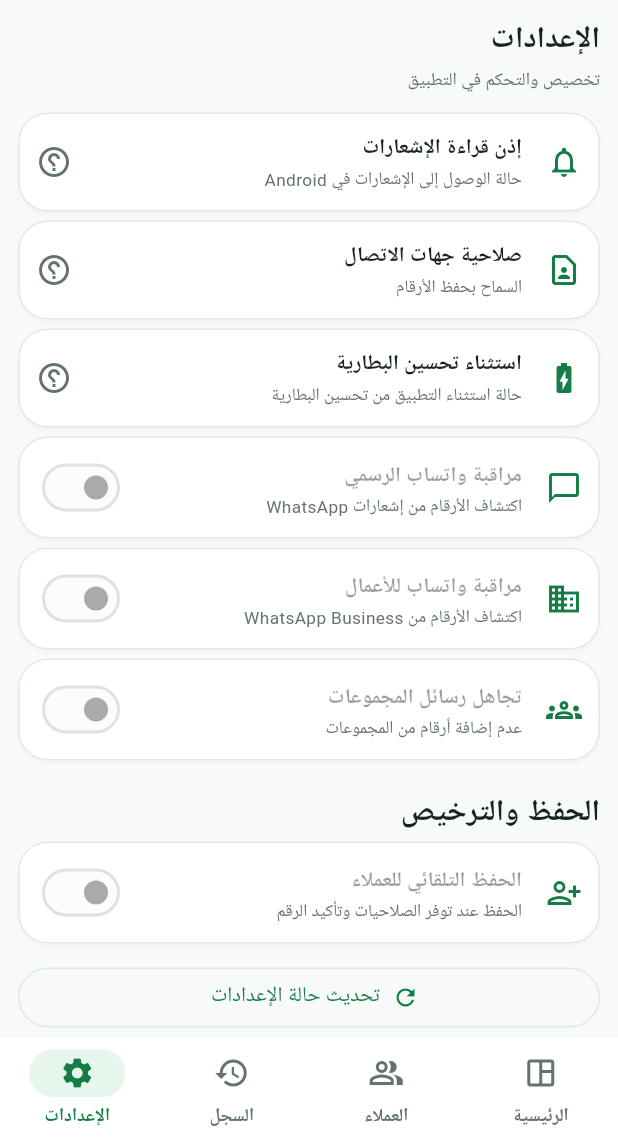
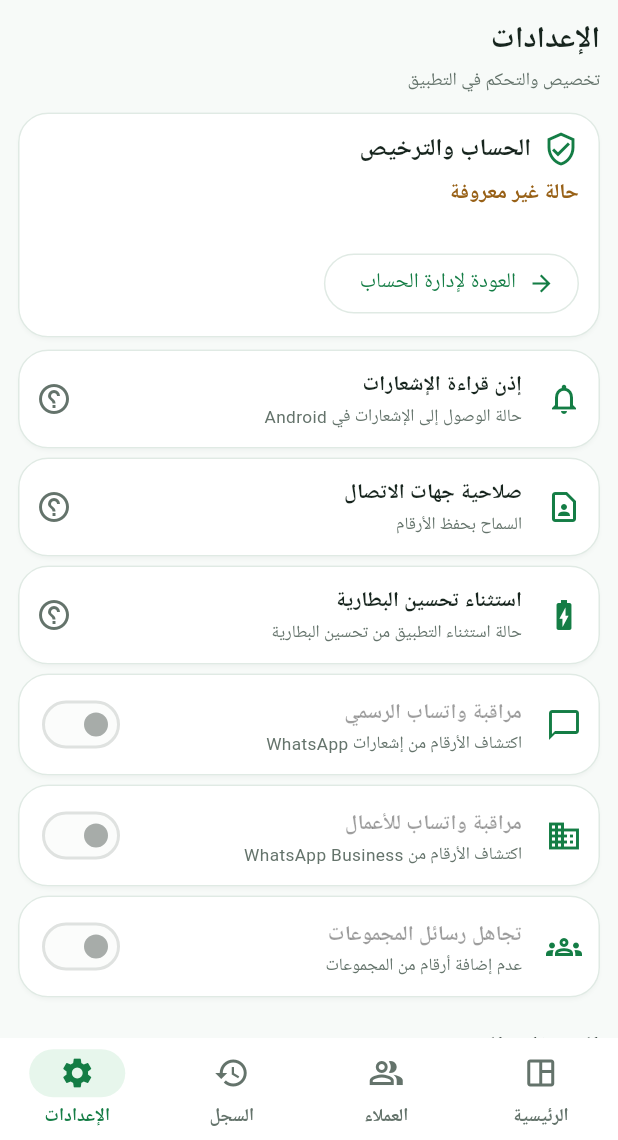
Before and after one commit to 775878805Osamaha/wa-lead-saver, a Flutter app: the screen it shows after launch, item 4 of the bottom bar chosen, on a phone screen of 412 x 824 dp, the part 96-1236 px from its top. Run offline on Flutter 3.47's test engine with Material 3 defaults, Android fonts, the phone set to English and light mode, and no system bars; Roboto replaces fonts that are missing (ThmanyahSans).

Commit message:
flutter: show real account/license status and safe return to native account management

```diff
--- a/flutter_ui/lib/src/screens/app_shell.dart
+++ b/flutter_ui/lib/src/screens/app_shell.dart
@@ -35,7 +35,7 @@ class _WaAppShellState extends State<WaAppShell> {
       ),
       LeadsPage(gateway: widget.gateway),
       HistoryPageView(gateway: widget.gateway),
-      SettingsPage(gateway: widget.gateway),
+      SettingsPage(gateway: widget.gateway, isPreview: widget.isPreview),
     ];
 
     return PopScope(
--- a/flutter_ui/lib/src/screens/settings_page.dart
+++ b/flutter_ui/lib/src/screens/settings_page.dart
@@ -4,8 +4,11 @@ import '../theme/wa_theme.dart';
 import '../widgets/shared.dart';
 
 class SettingsPage extends StatefulWidget {
-  const SettingsPage({super.key, required this.gateway});
+  const SettingsPage({
+    super.key, required this.gateway, this.isPreview = false,
+  });
   final LeadGateway gateway;
+  final bool isPreview;
 
   @override
   State<SettingsPage> createState() => _SettingsPageState();
@@ -13,6 +16,7 @@ class SettingsPage extends StatefulWidget {
 
 class _SettingsPageState extends State<SettingsPage> {
   Map<String, bool> _settings = {};
+  late Future<AccountInfo> _accountInfo;
   bool _loading = true;
   String? _saving;
   String? _error;
@@ -20,6 +24,7 @@ class _SettingsPageState extends State<SettingsPage> {
   @override
   void initState() {
     super.initState();
+    _accountInfo = widget.gateway.loadAccountInfo();
     _load();
   }
 
@@ -55,6 +60,86 @@ class _SettingsPageState extends State<SettingsPage> {
       if (mounted) setState(() => _saving = null);
     }
   }
+
+  Future<void> _returnToNative() async {
+    try {
+      await widget.gateway.returnToNative();
+    } catch (_) {
+      if (!mounted) return;
+      ScaffoldMessenger.of(context).showSnackBar(
+        const SnackBar(content: Text(
+          'تعذر العودة إلى التطبيق الأصلي من هذه النسخة',
+        )),
+      );
+    }
+  }
+
+  Widget _accountCard() => FutureBuilder<AccountInfo>(
+    future: _accountInfo,
+    builder: (context, snapshot) {
+      final info = snapshot.data;
+      return Card(
+        key: const Key('account_license_card'),
+        child: Padding(
+          padding: const EdgeInsets.fromLTRB(14, 12, 14, 12),
+          child: Column(
+            crossAxisAlignment: CrossAxisAlignment.start,
+            children: [
+              const Row(children: [
+                Icon(Icons.verified_user_outlined, color: WaPalette.green),
+                SizedBox(width: 8),
+                Text('الحساب والترخيص', style: TextStyle(
+                  fontWeight: FontWeight.w800, fontSize: 16,
+                )),
+              ]),
+              const SizedBox(height: 8),
+              if (snapshot.hasError)
+                const Text('تعذر قراءة حالة الحساب من Android',
+                  style: TextStyle(color: WaPalette.red))
+              else if (info == null)
+                const LinearProgressIndicator()
+              else ...[
+                Text(info.licenseStatus.isEmpty ? 'حالة غير معروفة' : info.licenseStatus,
+                  key: const Key('license_status'),
+                  style: TextStyle(
+                    fontWeight: FontWeight.w800,
+                    color: info.canSaveContacts
+                        ? WaPalette.green : WaPalette.amber,
+                  )),
+                if (info.email.isNotEmpty) ...[
+                  const SizedBox(height: 5),
+                  Text(info.email, maxLines: 2,
+                    overflow: TextOverflow.ellipsis,
+                    textDirection: TextDirection.ltr,
+                    style: const TextStyle(fontSize: 13),
+                  ),
+                ],
+                if (info.accountNumber.isNotEmpty)
+                  Text(info.accountNumber, maxLines: 1,
+                    overflow: TextOverflow.ellipsis),
+                Text(info.role, style: const TextStyle(
+                  fontSize: 12, color: WaPalette.muted,
+                )),
+                if (info.licenseMessage.isNotEmpty)
+                  Text(info.licenseMessage, style: const TextStyle(
+                    fontSize: 12, color: WaPalette.muted,
+                  )),
+              ],
+              if (!widget.isPreview) ...[
+                const SizedBox(height: 8),
+                OutlinedButton.icon(
+                  key: const Key('return_to_native'),
+                  onPressed: _returnToNative,
+                  icon: const Icon(Icons.arrow_back),
+                  label: const Text('العودة لإدارة الحساب'),
+                ),
+              ],
+            ],
+          ),
+        ),
+      );
+    },
+  );
 
   Widget _permissionCard({
     required String keyName,
@@ -132,6 +217,8 @@ class _SettingsPageState extends State<SettingsPage> {
           subtitle: 'تخصيص والتحكم في التطبيق',
         ),
         const SizedBox(height: 6),
+        _accountCard(),
+        const SizedBox(height: 8),
         _permissionCard(
           keyName: 'notificationPermission',
           title: 'إذن قراءة الإشعارات',
@@ -183,7 +270,10 @@ class _SettingsPageState extends State<SettingsPage> {
         ),
         const SizedBox(height: 12),
         OutlinedButton.icon(
-          onPressed: _load,
+          onPressed: () {
+            setState(() => _accountInfo = widget.gateway.loadAccountInfo());
+            _load();
+          },
           icon: const Icon(Icons.refresh),
           label: const Text('تحديث حالة الإعدادات'),
         ),
```
